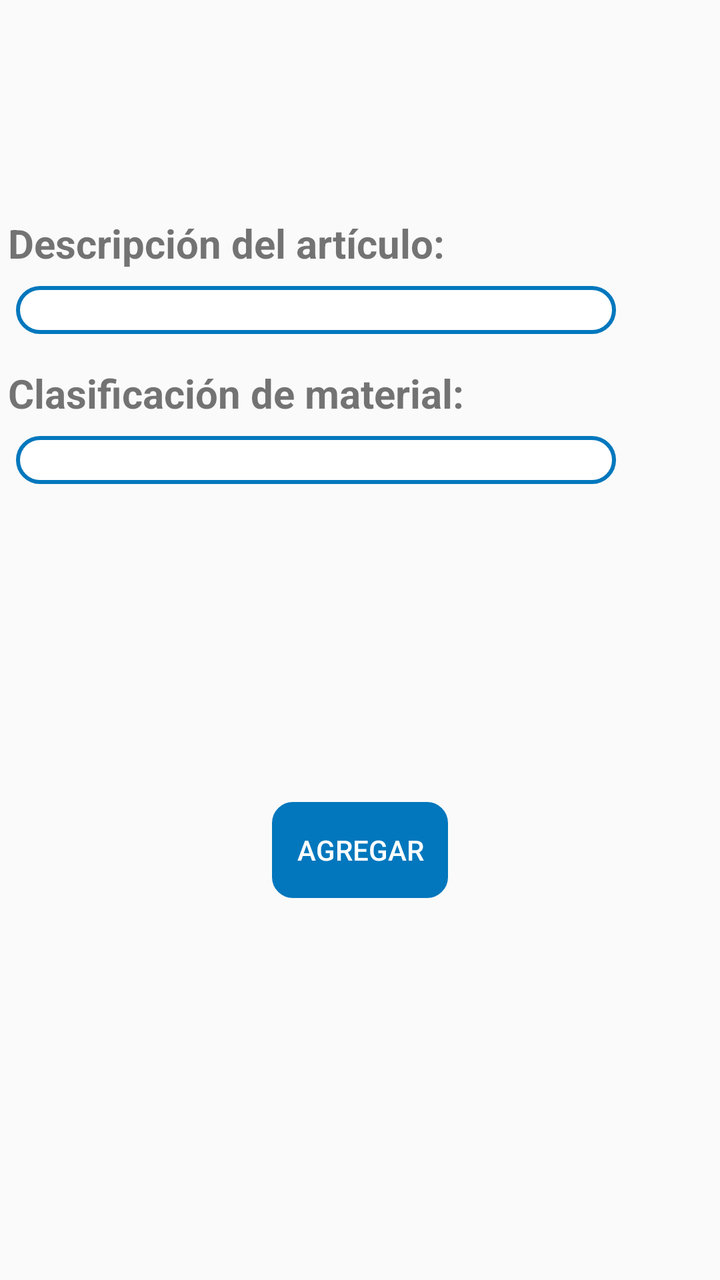
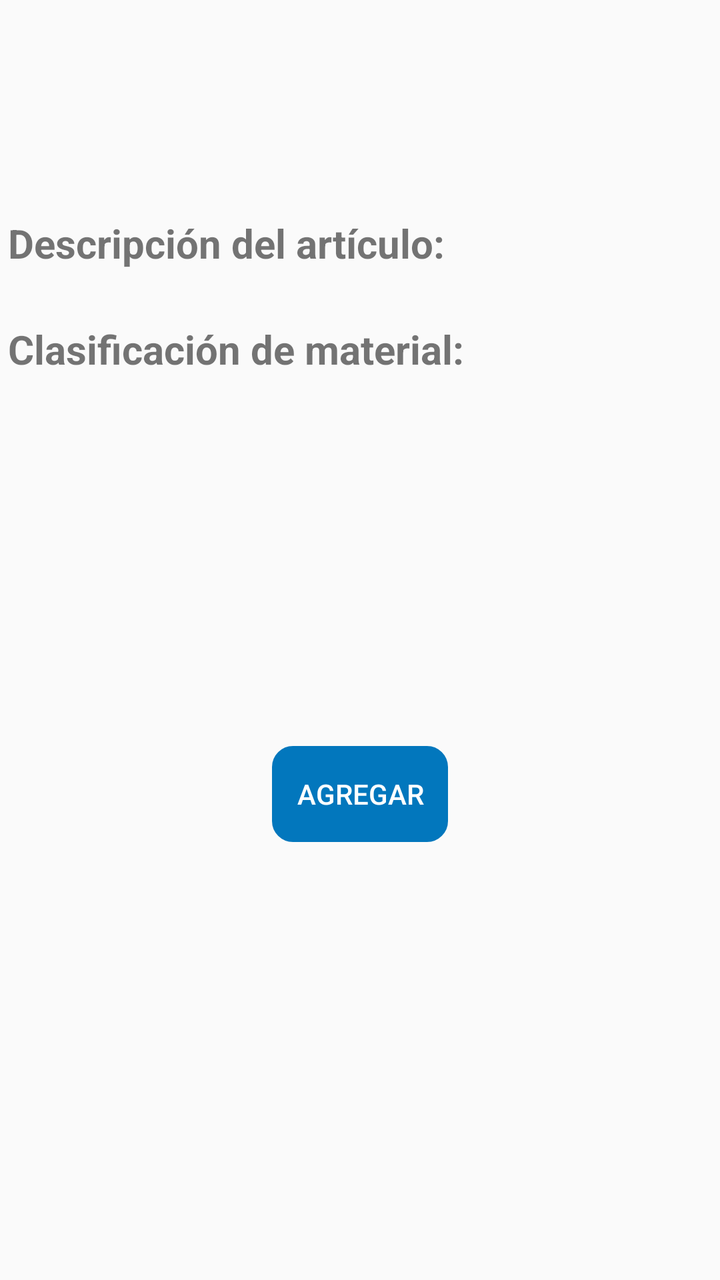

Before-and-after screenshots of an Android layout around one commit, followed by the original layout XML and the change that was made.
<!-- AndroidManifest.xml: application theme AppTheme -->
<!-- res/layout/activity_materiales_reporte.xml -->
<?xml version="1.0" encoding="utf-8"?>
<RelativeLayout xmlns:app="http://schemas.android.com/apk/res-auto"
    xmlns:tools="http://schemas.android.com/tools"
    android:layout_height="wrap_content"
    xmlns:android="http://schemas.android.com/apk/res/android"
    android:layout_width="match_parent"
    >

    <ScrollView
        android:layout_width="match_parent"
        android:layout_height="match_parent"
        android:layout_marginTop="100dp"
        android:fillViewport="true">

        <android.support.constraint.ConstraintLayout
            android:layout_width="match_parent"
            android:layout_height="match_parent"
            android:paddingBottom="8dp"
            app:layout_constraintBottom_toBottomOf="parent"
            app:layout_constraintEnd_toEndOf="parent"
            app:layout_constraintStart_toStartOf="parent"
            app:layout_constraintTop_toTopOf="parent">

            <android.support.constraint.ConstraintLayout
                android:id="@+id/constrain_descargaMaterialesR"
                android:layout_width="match_parent"
                android:layout_height="wrap_content"
                android:layout_marginTop="8dp"
                android:visibility="visible"
                app:layout_constraintEnd_toEndOf="parent"
                app:layout_constraintStart_toStartOf="parent"
                app:layout_constraintTop_toTopOf="parent">

                <TextView
                    android:id="@+id/textView10"
                    android:layout_width="300dp"
                    android:layout_height="wrap_content"
                    android:layout_marginStart="4dp"
                    android:text="@string/descripArticu"
                    android:textSize="20dp"
                    android:textStyle="bold"
                    app:layout_constraintStart_toStartOf="parent"
                    app:layout_constraintTop_toTopOf="parent" />

                <Spinner
                    android:id="@+id/descripcionArticuloDescR"
                    android:layout_width="300dp"
                    android:layout_height="24dp"
                    android:layout_marginStart="8dp"
                    android:layout_marginTop="8dp"
                    android:background="@drawable/disenio_spinner"
                    app:layout_constraintStart_toStartOf="parent"
                    app:layout_constraintTop_toBottomOf="@+id/textView10" />


                <TextView
                    android:id="@+id/textView9"
                    android:layout_width="300dp"
                    android:layout_height="wrap_content"
                    android:layout_marginStart="4dp"
                    android:layout_marginTop="16dp"
                    android:text="@string/clasificacionMate"
                    android:textSize="20dp"
                    android:textStyle="bold"
                    app:layout_constraintStart_toStartOf="parent"
                    app:layout_constraintTop_toBottomOf="@+id/descripcionArticuloDescR" />

                <Spinner
                    android:id="@+id/clasificacionMatDescR"
                    android:layout_width="300dp"
                    android:layout_height="24dp"
                    android:layout_marginStart="8dp"
                    android:layout_marginTop="8dp"
                    android:background="@drawable/disenio_spinner"
                    app:layout_constraintStart_toStartOf="parent"
                    app:layout_constraintTop_toBottomOf="@+id/textView9" />

            </android.support.constraint.ConstraintLayout>

            <android.support.constraint.ConstraintLayout
                android:id="@+id/constrain_ExtencionesR"
                android:layout_width="match_parent"
                android:layout_height="wrap_content"
                android:layout_marginTop="8dp"
                android:visibility="gone"
                app:layout_constraintEnd_toEndOf="parent"
                app:layout_constraintHorizontal_bias="1.0"
                app:layout_constraintStart_toStartOf="parent"
                app:layout_constraintTop_toBottomOf="@+id/constrain_descargaMaterialesR">

                <TextView
                    android:id="@+id/textView11"
                    android:layout_width="300dp"
                    android:layout_height="wrap_content"
                    android:layout_marginStart="4dp"

                    android:layout_marginTop="8dp"
                    android:text="@string/seleccionExt"
                    android:textSize="20dp"
                    android:textStyle="bold"
                    app:layout_constraintStart_toStartOf="parent"
                    app:layout_constraintTop_toTopOf="parent" />

                <Spinner
                    android:id="@+id/extencionesDescargaR"
                    android:layout_width="300dp"
                    android:layout_height="24dp"
                    android:layout_marginStart="8dp"
                    android:layout_marginTop="8dp"
                    android:background="@drawable/disenio_spinner"
                    app:layout_constraintStart_toStartOf="parent"
                    app:layout_constraintTop_toBottomOf="@+id/textView11" />
            </android.support.constraint.ConstraintLayout>

            <android.support.constraint.ConstraintLayout
                android:id="@+id/constrain_CantidadR"
                android:layout_width="match_parent"
                android:layout_height="wrap_content"
                android:layout_marginTop="8dp"
                android:visibility="invisible"
                app:layout_constraintEnd_toEndOf="parent"
                app:layout_constraintHorizontal_bias="0.0"
                app:layout_constraintStart_toStartOf="parent"
                app:layout_constraintTop_toTopOf="@+id/constrain_MetrajeR">

                <TextView
                    android:id="@+id/textView12"
                    android:layout_width="300dp"
                    android:layout_height="wrap_content"
                    android:layout_marginStart="8dp"
                    android:layout_marginTop="8dp"
                    android:text="@string/cantidad"
                    android:textSize="20dp"
                    android:textStyle="bold"
                    app:layout_constraintStart_toStartOf="parent"
                    app:layout_constraintTop_toTopOf="parent" />

                <EditText
                    android:id="@+id/piezaMDR"
                    android:layout_width="300dp"
                    android:layout_height="wrap_content"
                    android:layout_marginStart="8dp"
                    android:layout_marginTop="8dp"
                    android:inputType="number"
                    android:textSize="20dp"
                    app:layout_constraintStart_toStartOf="parent"
                    app:layout_constraintTop_toBottomOf="@+id/textView12" />
            </android.support.constraint.ConstraintLayout>

            <android.support.constraint.ConstraintLayout
                android:id="@+id/constrain_MetrajeR"
                android:layout_width="match_parent"
                android:layout_height="wrap_content"
                android:textSize="20dp"
                android:visibility="invisible"
                app:layout_constraintEnd_toEndOf="parent"
                app:layout_constraintHorizontal_bias="0.0"
                app:layout_constraintStart_toStartOf="parent"
                app:layout_constraintTop_toBottomOf="@+id/constrain_ExtencionesR">

                <TextView
                    android:id="@+id/textView13"
                    android:layout_width="60dp"
                    android:layout_height="wrap_content"
                    android:layout_marginStart="50dp"
                    android:layout_marginTop="8dp"
                    android:text="@string/inicio"
                    android:textSize="20dp"
                    android:textStyle="bold"
                    app:layout_constraintStart_toEndOf="@+id/textView15"
                    app:layout_constraintTop_toTopOf="parent" />

                <TextView
                    android:id="@+id/textView14"
                    android:layout_width="50dp"
                    android:layout_height="wrap_content"
                    android:layout_marginTop="8dp"
                    android:layout_marginEnd="30dp"
                    android:text="@string/fin"
                    android:textSize="20dp"
                    android:textStyle="bold"
                    app:layout_constraintEnd_toEndOf="parent"
                    app:layout_constraintTop_toTopOf="parent" />

                <TextView
                    android:id="@+id/textView15"
                    android:layout_width="70dp"
                    android:layout_height="wrap_content"
                    android:layout_marginStart="8dp"
                    android:layout_marginTop="60dp"
                    android:text="@string/interior"
                    android:textSize="20dp"
                    android:textStyle="bold"
                    app:layout_constraintStart_toStartOf="parent"
                    app:layout_constraintTop_toTopOf="@id/textView13" />

                <TextView
                    android:id="@+id/textView16"
                    android:layout_width="75dp"
                    android:layout_height="wrap_content"
                    android:layout_marginStart="8dp"
                    android:layout_marginTop="50dp"
                    android:text="@string/exterior"
                    android:textSize="20dp"
                    android:textStyle="bold"
                    app:layout_constraintStart_toStartOf="parent"
                    app:layout_constraintTop_toTopOf="@id/textView15" />

                <EditText
                    android:id="@+id/InicialIDMR"
                    android:layout_width="100dp"
                    android:layout_height="wrap_content"
                    android:layout_marginTop="20dp"
                    android:inputType="number"
                    android:textSize="20dp"
                    app:layout_constraintEnd_toEndOf="@+id/textView13"
                    app:layout_constraintStart_toStartOf="@+id/textView13"
                    app:layout_constraintTop_toBottomOf="@+id/textView13" />

                <EditText
                    android:id="@+id/FinalIDMR"
                    android:layout_width="100dp"
                    android:layout_height="wrap_content"
                    android:layout_marginTop="20dp"
                    android:inputType="number"
                    android:textSize="20dp"
                    app:layout_constraintEnd_toEndOf="@+id/textView14"
                    app:layout_constraintStart_toStartOf="@+id/textView14"
                    app:layout_constraintTop_toBottomOf="@+id/textView14" />

                <EditText
                    android:id="@+id/InicialEDMR"
                    android:layout_width="100dp"
                    android:layout_height="wrap_content"
                    android:layout_marginTop="8dp"
                    android:inputType="number"
                    android:textSize="20dp"
                    app:layout_constraintEnd_toEndOf="@+id/textView13"
                    app:layout_constraintStart_toStartOf="@+id/textView13"
                    app:layout_constraintTop_toBottomOf="@+id/InicialIDMR" />

                <EditText
                    android:id="@+id/FinalEDMR"
                    android:layout_width="100dp"
                    android:layout_height="wrap_content"
                    android:layout_marginTop="8dp"
                    android:inputType="number"
                    android:textSize="20dp"
                    app:layout_constraintEnd_toEndOf="@+id/textView14"
                    app:layout_constraintStart_toStartOf="@+id/textView14"
                    app:layout_constraintTop_toBottomOf="@+id/FinalIDMR" />
            </android.support.constraint.ConstraintLayout>

            <Button
                android:id="@+id/agregarMaterialR"
                android:layout_width="88dp"
                android:layout_height="wrap_content"
                android:layout_marginStart="8dp"
                android:layout_marginTop="8dp"
                android:layout_marginEnd="8dp"
                android:textColor="#fff"
                android:background="@drawable/boton"
                android:backgroundTint="@color/colorPrimary"
                android:text="@string/agregar"
                app:layout_constraintEnd_toEndOf="parent"
                app:layout_constraintStart_toStartOf="parent"
                app:layout_constraintTop_toBottomOf="@+id/constrain_MetrajeR" />
            
            <HorizontalScrollView
                android:id="@+id/scrollhorizontalR"
                android:visibility="gone"
                android:layout_width="wrap_content"
                android:layout_height="wrap_content"
                android:layout_marginTop="16dp"
                android:scrollbars="horizontal"
                app:layout_constraintEnd_toEndOf="parent"
                app:layout_constraintStart_toStartOf="parent"
                app:layout_constraintTop_toBottomOf="@+id/agregarMaterialR">

                <LinearLayout
                    android:id="@+id/linearLayoutR"
                    android:layout_width="match_parent"
                    android:layout_height="wrap_content"
                    android:layout_marginTop="8dp"
                    android:orientation="horizontal"
                    app:layout_constraintTop_toBottomOf="@+id/agregarMaterialR">

                    <TableLayout
                        android:id="@+id/tablaR"
                        android:layout_width="wrap_content"
                        android:layout_height="wrap_content"
                        android:visibility="invisible"
                        />
                </LinearLayout>
            </HorizontalScrollView>
        </android.support.constraint.ConstraintLayout>
    </ScrollView>


</RelativeLayout>
<!-- resources referenced by this layout -->
<resources>
  <color name="colorPrimary">#0277BD</color>
  <!-- drawable boton (drawable) -->
  <?xml version="1.0" encoding="utf-8"?>
      <shape xmlns:android="http://schemas.android.com/apk/res/android" android:shape="rectangle">
          <stroke  android:width="1dp"/>
          <corners android:radius="10dp"/>
  
  
      </shape>
  <!-- drawable disenio_spinner (drawable) -->
  <?xml version="1.0" encoding="utf-8"?>
  <selector xmlns:android="http://schemas.android.com/apk/res/android">
          <item>
              <shape>
                  <solid
                      android:color="@color/fondoBlanco">
                  </solid>
  
                  <corners android:radius="15dp" />
  
                  <padding
                      android:bottom="1dp"
                      android:left="2dp"
                      android:right="10dp"
                      android:top="1dp" />
                  <stroke
                      android:width="2dp"
                      android:color="@color/colorPrimary"/>
              </shape>
          </item>
  </selector>
  <string name="agregar">Agregar</string>
  <string name="cantidad">Cantidad:</string>
  <string name="clasificacionMate">Clasificación de material:</string>
  <string name="descripArticu">Descripción del artículo:</string>
  <string name="exterior">Exterior</string>
  <string name="fin">Fin</string>
  <string name="inicio">Inicio</string>
  <string name="interior">Interior</string>
  <string name="seleccionExt">Selecciona la extensión:</string>
  <style name="AppTheme" parent="Theme.AppCompat.Light.DarkActionBar">
          
          <item name="colorPrimary">@color/colorPrimary</item>
          <item name="colorPrimaryDark">@color/colorPrimaryDark</item>
          <item name="colorAccent">@color/colorAccent</item>
          <item name="android:colorForeground">@android:color/background_dark</item>
      </style>
  <color name="fondoBlanco">#fff</color>
  <color name="colorPrimaryDark">#004C8C</color>
  <color name="colorAccent">#0000FF</color>
</resources>

<!-- the commit's change to res/layout/activity_materiales_reporte.xml (unified diff, before → after) -->
@@ -10,7 +10,7 @@
         android:layout_width="match_parent"
         android:layout_height="match_parent"
         android:layout_marginTop="100dp"
-        android:fillViewport="true">
+        >
 
         <android.support.constraint.ConstraintLayout
             android:layout_width="match_parent"
@@ -33,45 +33,55 @@
 
                 <TextView
                     android:id="@+id/textView10"
-                    android:layout_width="300dp"
+                    android:layout_width="0dp"
                     android:layout_height="wrap_content"
                     android:layout_marginStart="4dp"
+                    android:layout_marginEnd="8dp"
                     android:text="@string/descripArticu"
                     android:textSize="20dp"
                     android:textStyle="bold"
+                    app:layout_constraintEnd_toEndOf="parent"
                     app:layout_constraintStart_toStartOf="parent"
                     app:layout_constraintTop_toTopOf="parent" />
 
                 <Spinner
                     android:id="@+id/descripcionArticuloDescR"
-                    android:layout_width="300dp"
-                    android:layout_height="24dp"
-                    android:layout_marginStart="8dp"
-                    android:layout_marginTop="8dp"
+                    android:layout_width="0dp"
+                    android:layout_height="wrap_content"
+                    android:layout_marginStart="8dp"
+                    android:layout_marginTop="8dp"
+                    android:layout_marginEnd="8dp"
                     android:background="@drawable/disenio_spinner"
+                    app:layout_constraintEnd_toEndOf="parent"
                     app:layout_constraintStart_toStartOf="parent"
                     app:layout_constraintTop_toBottomOf="@+id/textView10" />
 
 
                 <TextView
                     android:id="@+id/textView9"
-                    android:layout_width="300dp"
+                    android:layout_width="0dp"
                     android:layout_height="wrap_content"
                     android:layout_marginStart="4dp"
                     android:layout_marginTop="16dp"
+                    android:layout_marginEnd="8dp"
                     android:text="@string/clasificacionMate"
                     android:textSize="20dp"
                     android:textStyle="bold"
+                    app:layout_constraintEnd_toEndOf="parent"
                     app:layout_constraintStart_toStartOf="parent"
                     app:layout_constraintTop_toBottomOf="@+id/descripcionArticuloDescR" />
 
                 <Spinner
                     android:id="@+id/clasificacionMatDescR"
-                    android:layout_width="300dp"
-                    android:layout_height="24dp"
-                    android:layout_marginStart="8dp"
-                    android:layout_marginTop="8dp"
+                    android:layout_width="0dp"
+                    android:layout_height="wrap_content"
+                    android:layout_marginStart="8dp"
+                    android:layout_marginTop="8dp"
+                    android:layout_marginEnd="8dp"
+                    android:layout_marginBottom="8dp"
                     android:background="@drawable/disenio_spinner"
+                    app:layout_constraintBottom_toBottomOf="parent"
+                    app:layout_constraintEnd_toEndOf="parent"
                     app:layout_constraintStart_toStartOf="parent"
                     app:layout_constraintTop_toBottomOf="@+id/textView9" />
 
@@ -90,24 +100,29 @@
 
                 <TextView
                     android:id="@+id/textView11"
-                    android:layout_width="300dp"
+                    android:layout_width="0dp"
                     android:layout_height="wrap_content"
                     android:layout_marginStart="4dp"
-
-                    android:layout_marginTop="8dp"
+                    android:layout_marginTop="8dp"
+                    android:layout_marginEnd="8dp"
                     android:text="@string/seleccionExt"
                     android:textSize="20dp"
                     android:textStyle="bold"
+                    app:layout_constraintEnd_toEndOf="parent"
                     app:layout_constraintStart_toStartOf="parent"
                     app:layout_constraintTop_toTopOf="parent" />
 
                 <Spinner
                     android:id="@+id/extencionesDescargaR"
-                    android:layout_width="300dp"
-                    android:layout_height="24dp"
-                    android:layout_marginStart="8dp"
-                    android:layout_marginTop="8dp"
+                    android:layout_width="0dp"
+                    android:layout_height="wrap_content"
+                    android:layout_marginStart="8dp"
+                    android:layout_marginTop="8dp"
+                    android:layout_marginEnd="8dp"
+                    android:layout_marginBottom="8dp"
                     android:background="@drawable/disenio_spinner"
+                    app:layout_constraintBottom_toBottomOf="parent"
+                    app:layout_constraintEnd_toEndOf="parent"
                     app:layout_constraintStart_toStartOf="parent"
                     app:layout_constraintTop_toBottomOf="@+id/textView11" />
             </android.support.constraint.ConstraintLayout>
@@ -117,32 +132,38 @@
                 android:layout_width="match_parent"
                 android:layout_height="wrap_content"
                 android:layout_marginTop="8dp"
-                android:visibility="invisible"
+                android:visibility="gone"
                 app:layout_constraintEnd_toEndOf="parent"
                 app:layout_constraintHorizontal_bias="0.0"
                 app:layout_constraintStart_toStartOf="parent"
-                app:layout_constraintTop_toTopOf="@+id/constrain_MetrajeR">
+                app:layout_constraintTop_toBottomOf="@+id/constrain_ExtencionesR">
 
                 <TextView
                     android:id="@+id/textView12"
-                    android:layout_width="300dp"
-                    android:layout_height="wrap_content"
-                    android:layout_marginStart="8dp"
-                    android:layout_marginTop="8dp"
+                    android:layout_width="0dp"
+                    android:layout_height="wrap_content"
+                    android:layout_marginStart="8dp"
+                    android:layout_marginTop="8dp"
+                    android:layout_marginEnd="8dp"
                     android:text="@string/cantidad"
                     android:textSize="20dp"
                     android:textStyle="bold"
+                    app:layout_constraintEnd_toEndOf="parent"
                     app:layout_constraintStart_toStartOf="parent"
                     app:layout_constraintTop_toTopOf="parent" />
 
                 <EditText
                     android:id="@+id/piezaMDR"
-                    android:layout_width="300dp"
-                    android:layout_height="wrap_content"
-                    android:layout_marginStart="8dp"
-                    android:layout_marginTop="8dp"
-                    android:inputType="number"
-                    android:textSize="20dp"
+                    android:layout_width="0dp"
+                    android:layout_height="wrap_content"
+                    android:layout_marginStart="8dp"
+                    android:layout_marginTop="8dp"
+                    android:layout_marginEnd="8dp"
+                    android:layout_marginBottom="8dp"
+                    android:inputType="number"
+                    android:textSize="20dp"
+                    app:layout_constraintBottom_toBottomOf="parent"
+                    app:layout_constraintEnd_toEndOf="parent"
                     app:layout_constraintStart_toStartOf="parent"
                     app:layout_constraintTop_toBottomOf="@+id/textView12" />
             </android.support.constraint.ConstraintLayout>
@@ -160,9 +181,9 @@
 
                 <TextView
                     android:id="@+id/textView13"
-                    android:layout_width="60dp"
-                    android:layout_height="wrap_content"
-                    android:layout_marginStart="50dp"
+                    android:layout_width="70dp"
+                    android:layout_height="wrap_content"
+                    android:layout_marginStart="40dp"
                     android:layout_marginTop="8dp"
                     android:text="@string/inicio"
                     android:textSize="20dp"
@@ -175,7 +196,7 @@
                     android:layout_width="50dp"
                     android:layout_height="wrap_content"
                     android:layout_marginTop="8dp"
-                    android:layout_marginEnd="30dp"
+                    android:layout_marginEnd="25dp"
                     android:text="@string/fin"
                     android:textSize="20dp"
                     android:textStyle="bold"
@@ -184,31 +205,34 @@
 
                 <TextView
                     android:id="@+id/textView15"
-                    android:layout_width="70dp"
-                    android:layout_height="wrap_content"
-                    android:layout_marginStart="8dp"
-                    android:layout_marginTop="60dp"
+                    android:layout_width="75dp"
+                    android:layout_height="wrap_content"
+                    android:layout_marginStart="8dp"
+                    android:layout_marginTop="8dp"
+                    android:layout_marginBottom="8dp"
                     android:text="@string/interior"
                     android:textSize="20dp"
                     android:textStyle="bold"
-                    app:layout_constraintStart_toStartOf="parent"
-                    app:layout_constraintTop_toTopOf="@id/textView13" />
+                    app:layout_constraintBottom_toTopOf="@+id/InicialEDMR"
+                    app:layout_constraintStart_toStartOf="parent"
+                    app:layout_constraintTop_toTopOf="@+id/InicialIDMR" />
 
                 <TextView
                     android:id="@+id/textView16"
                     android:layout_width="75dp"
                     android:layout_height="wrap_content"
                     android:layout_marginStart="8dp"
-                    android:layout_marginTop="50dp"
+                    android:layout_marginBottom="8dp"
                     android:text="@string/exterior"
                     android:textSize="20dp"
                     android:textStyle="bold"
-                    app:layout_constraintStart_toStartOf="parent"
-                    app:layout_constraintTop_toTopOf="@id/textView15" />
+                    app:layout_constraintBottom_toBottomOf="@+id/InicialEDMR"
+                    app:layout_constraintStart_toStartOf="parent"
+                    app:layout_constraintTop_toTopOf="@+id/InicialEDMR" />
 
                 <EditText
                     android:id="@+id/InicialIDMR"
-                    android:layout_width="100dp"
+                    android:layout_width="75dp"
                     android:layout_height="wrap_content"
                     android:layout_marginTop="20dp"
                     android:inputType="number"
@@ -219,7 +243,7 @@
 
                 <EditText
                     android:id="@+id/FinalIDMR"
-                    android:layout_width="100dp"
+                    android:layout_width="75dp"
                     android:layout_height="wrap_content"
                     android:layout_marginTop="20dp"
                     android:inputType="number"
@@ -230,18 +254,20 @@
 
                 <EditText
                     android:id="@+id/InicialEDMR"
-                    android:layout_width="100dp"
-                    android:layout_height="wrap_content"
-                    android:layout_marginTop="8dp"
-                    android:inputType="number"
-                    android:textSize="20dp"
+                    android:layout_width="75dp"
+                    android:layout_height="wrap_content"
+                    android:layout_marginTop="8dp"
+                    android:layout_marginBottom="8dp"
+                    android:inputType="number"
+                    android:textSize="20dp"
+                    app:layout_constraintBottom_toBottomOf="parent"
                     app:layout_constraintEnd_toEndOf="@+id/textView13"
                     app:layout_constraintStart_toStartOf="@+id/textView13"
                     app:layout_constraintTop_toBottomOf="@+id/InicialIDMR" />
 
                 <EditText
                     android:id="@+id/FinalEDMR"
-                    android:layout_width="100dp"
+                    android:layout_width="75dp"
                     android:layout_height="wrap_content"
                     android:layout_marginTop="8dp"
                     android:inputType="number"
@@ -268,17 +294,19 @@
             
             <HorizontalScrollView
                 android:id="@+id/scrollhorizontalR"
+                android:layout_width="wrap_content"
+                android:layout_height="wrap_content"
+                android:layout_marginTop="16dp"
+                android:layout_marginBottom="8dp"
+                android:scrollbars="horizontal"
                 android:visibility="gone"
-                android:layout_width="wrap_content"
-                android:layout_height="wrap_content"
-                android:layout_marginTop="16dp"
-                android:scrollbars="horizontal"
+                app:layout_constraintBottom_toBottomOf="parent"
                 app:layout_constraintEnd_toEndOf="parent"
                 app:layout_constraintStart_toStartOf="parent"
                 app:layout_constraintTop_toBottomOf="@+id/agregarMaterialR">
 
                 <LinearLayout
-                    android:id="@+id/linearLayoutR"
+                    android:id="@+id/linearLayout"
                     android:layout_width="match_parent"
                     android:layout_height="wrap_content"
                     android:layout_marginTop="8dp"
@@ -289,12 +317,10 @@
                         android:id="@+id/tablaR"
                         android:layout_width="wrap_content"
                         android:layout_height="wrap_content"
-                        android:visibility="invisible"
-                        />
+                        android:visibility="visible" />
                 </LinearLayout>
             </HorizontalScrollView>
         </android.support.constraint.ConstraintLayout>
     </ScrollView>
 
-
 </RelativeLayout>
<!-- resource entries referenced after the edit -->
@@ -3,33 +3,33 @@
   <color name="colorPrimary">#0277BD</color>
   <!-- drawable boton (drawable) -->
   <?xml version="1.0" encoding="utf-8"?>
-      <shape xmlns:android="http://schemas.android.com/apk/res/android" android:shape="rectangle">
-          <stroke  android:width="1dp"/>
-          <corners android:radius="10dp"/>
+  <shape xmlns:android="http://schemas.android.com/apk/res/android" android:shape="rectangle">
+    <stroke  android:width="1dp"/>
+    <corners android:radius="10dp"/>
   
   
-      </shape>
+  </shape>
   <!-- drawable disenio_spinner (drawable) -->
   <?xml version="1.0" encoding="utf-8"?>
   <selector xmlns:android="http://schemas.android.com/apk/res/android">
-          <item>
-              <shape>
-                  <solid
-                      android:color="@color/fondoBlanco">
-                  </solid>
+      <item>
+          <shape>
+              <solid
+                  android:color="@color/fondoBlanco">
+              </solid>
   
-                  <corners android:radius="15dp" />
+              <corners android:radius="15dp" />
   
-                  <padding
-                      android:bottom="1dp"
-                      android:left="2dp"
-                      android:right="10dp"
-                      android:top="1dp" />
-                  <stroke
-                      android:width="2dp"
-                      android:color="@color/colorPrimary"/>
-              </shape>
-          </item>
+              <padding
+                  android:bottom="1dp"
+                  android:left="2dp"
+                  android:right="10dp"
+                  android:top="1dp" />
+              <stroke
+                  android:width="2dp"
+                  android:color="@color/colorPrimary"/>
+          </shape>
+      </item>
   </selector>
   <string name="agregar">Agregar</string>
   <string name="cantidad">Cantidad:</string>
